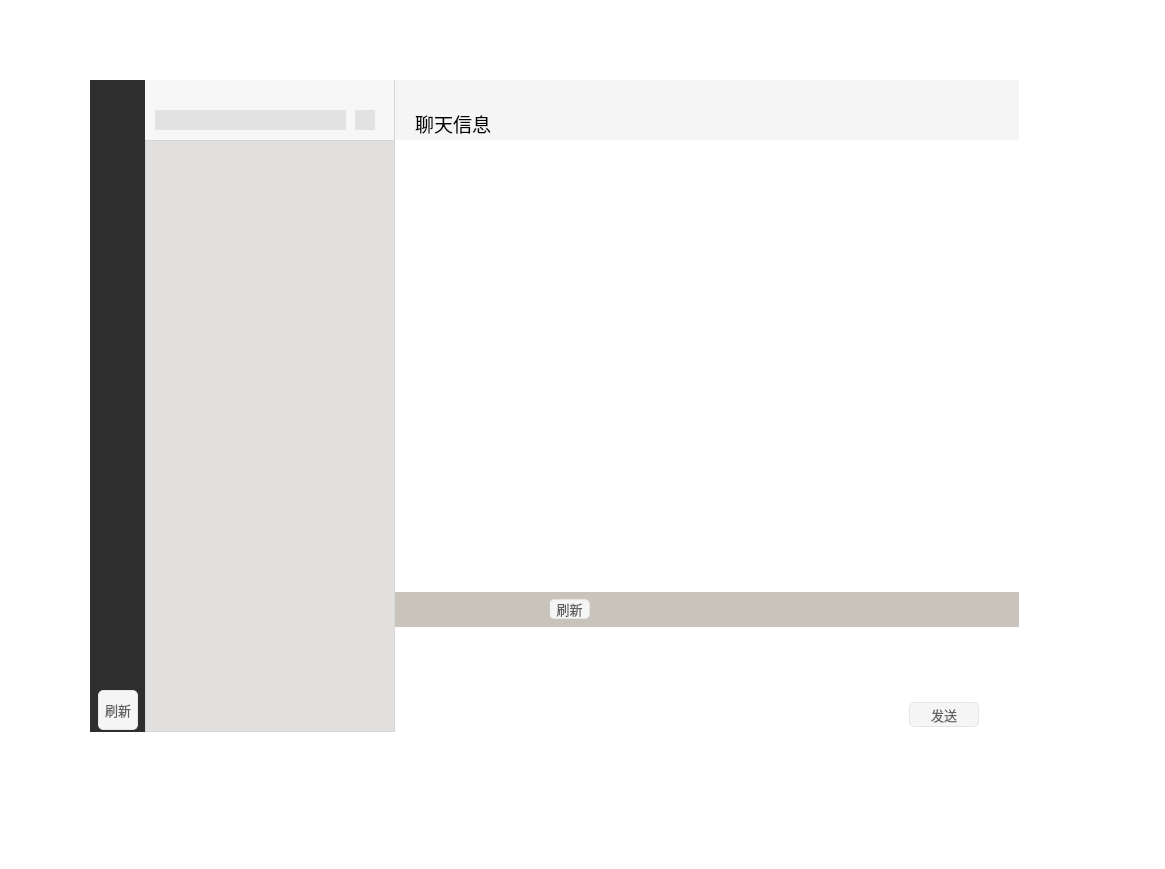
Qt form Client/client.ui (flyjay123/OurChat) before a commit.
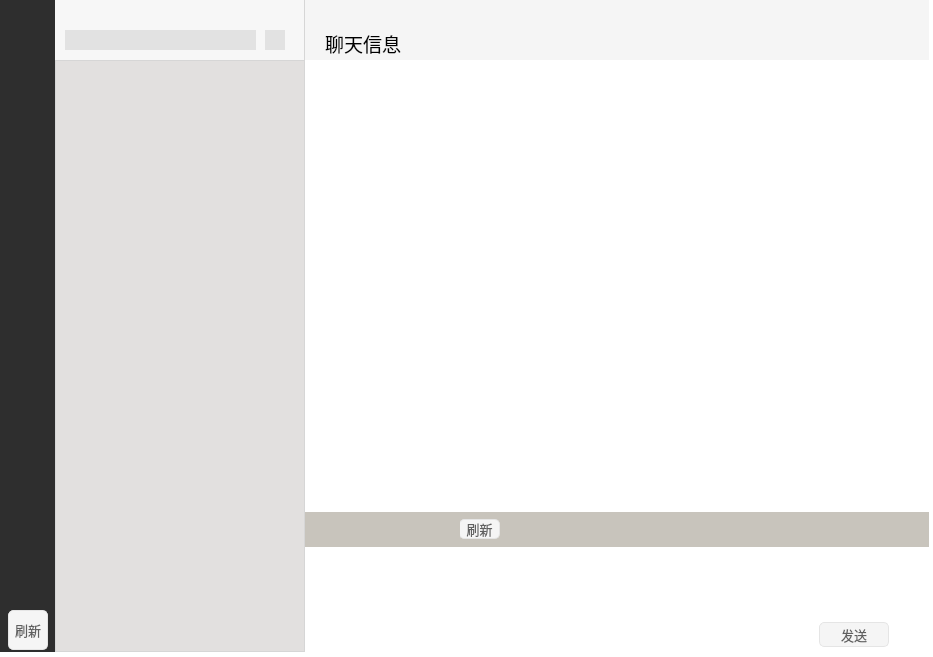
The same form after that commit. Icons and pictures are not drawn. Custom widgets are drawn as their Qt base class.

The edit to the form file:
```diff
--- a/Client/client.ui
+++ b/Client/client.ui
@@ -6,8 +6,8 @@
    <rect>
     <x>0</x>
     <y>0</y>
-    <width>1165</width>
-    <height>869</height>
+    <width>933</width>
+    <height>657</height>
    </rect>
   </property>
   <property name="windowTitle">
@@ -23,8 +23,8 @@
   <widget class="QWidget" name="centerWidget" native="true">
    <property name="geometry">
     <rect>
-     <x>90</x>
-     <y>80</y>
+     <x>0</x>
+     <y>0</y>
      <width>929</width>
      <height>652</height>
     </rect>
```
